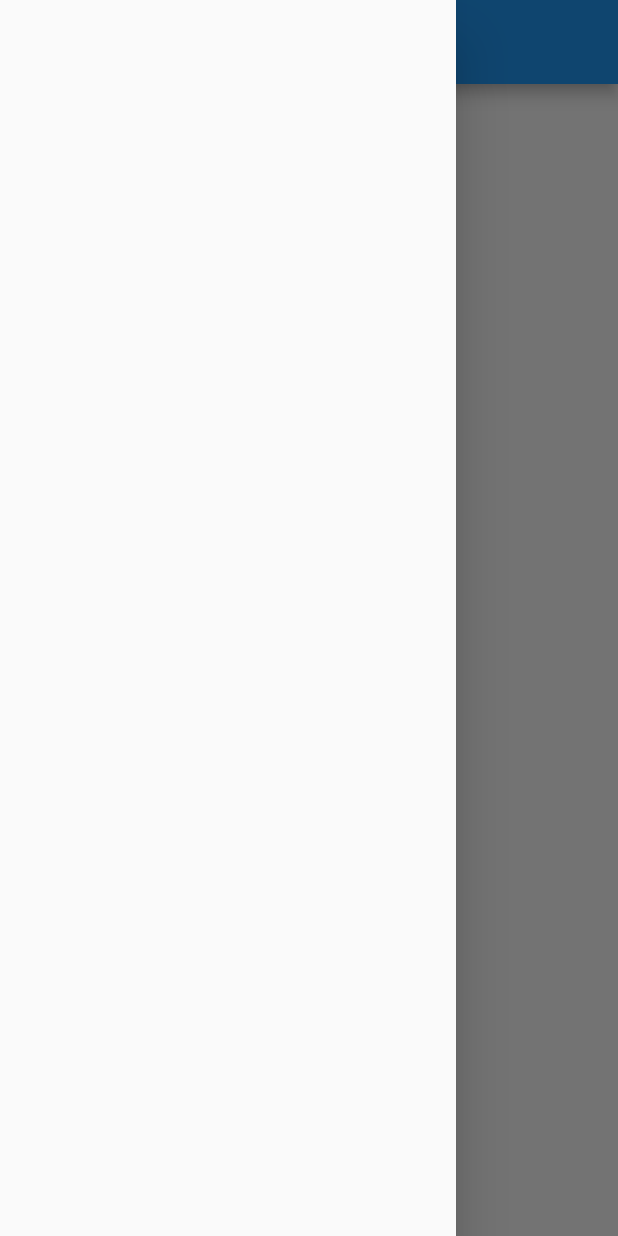
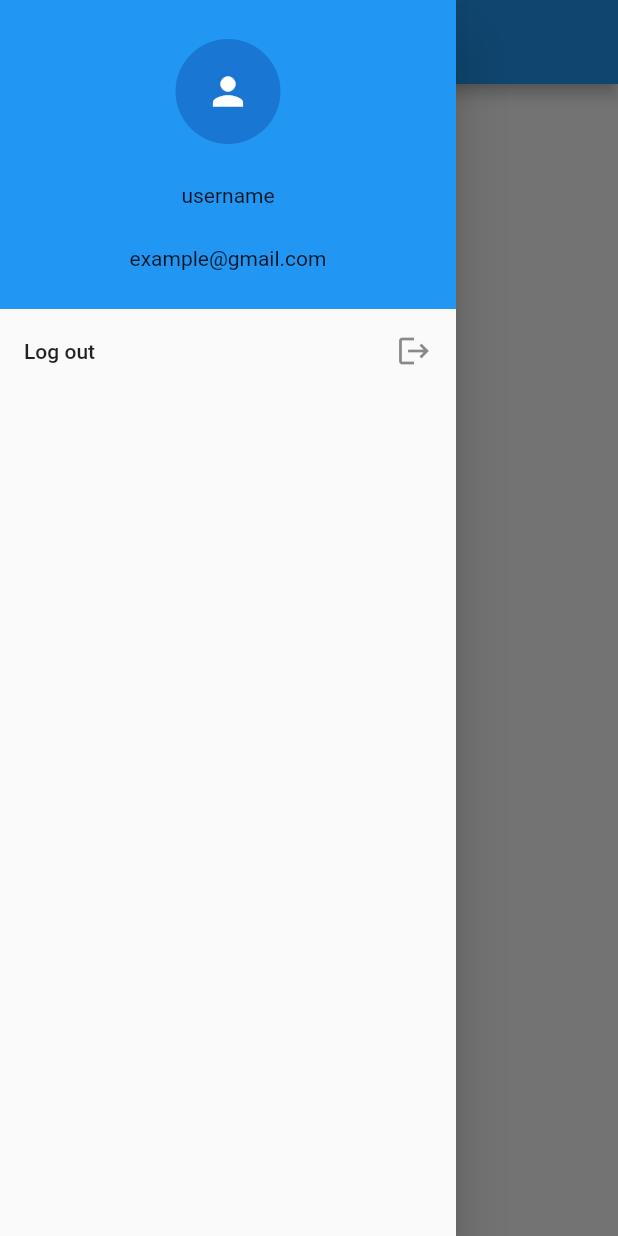
Before and after one commit to Sanjarbek17/adspotter, a Flutter app: the screen it shows after launch, with the side drawer open, on a phone screen of 412 x 824 dp. Run offline on Flutter 3.47's test engine with Material 2 defaults, Android fonts, the phone set to English and light mode, and no system bars; our stand-ins replace firebase_core; accounts and stored records are empty.

Commit message:
drawer and userinfo

```diff
--- a/lib/screens/map_page/map_page.dart
+++ b/lib/screens/map_page/map_page.dart
@@ -1,3 +1,4 @@
+import 'package:adspotter/screens/map_page/subdir/widgets/drawer.dart';
 import 'package:flutter/material.dart';
 
 class MapPage extends StatefulWidget {
@@ -10,8 +11,12 @@ class MapPage extends StatefulWidget {
 class _MapPageState extends State<MapPage> {
   @override
   Widget build(BuildContext context) {
+    final width = MediaQuery.of(context).size.width;
+    final height = MediaQuery.of(context).size.height;
     return Scaffold(
-      drawer: Drawer(),
+      drawer: Drawer(
+        child: DrawerWidget(height: height, width: width),
+      ),
       appBar: AppBar(
         title: Text('AdSptter'),
       ),
--- a/lib/screens/map_page/subdir/widgets/drawer.dart
+++ b/lib/screens/map_page/subdir/widgets/drawer.dart
@@ -1,7 +1,39 @@
 import 'package:flutter/material.dart';
 
-Drawer mainDrawer = Drawer(
-  child: Column(
-    children: [],
-  ),
-);
+class DrawerWidget extends StatelessWidget {
+  double width;
+  double height;
+  DrawerWidget({super.key, required this.height, required this.width});
+
+  @override
+  Widget build(BuildContext context) {
+    return Column(
+      children: [
+        Container(
+          height: height * 0.25,
+          color: Colors.blue,
+          alignment: Alignment.center,
+          child: Column(
+            mainAxisAlignment: MainAxisAlignment.spaceEvenly,
+            children: const [
+              CircleAvatar(
+                radius: 35,
+                child: Icon(
+                  Icons.person,
+                  size: 30,
+                ),
+              ),
+              Text('username'),
+              Text('example@gmail.com'),
+            ],
+          ),
+        ),
+        ListTile(
+          onTap: () {},
+          title: Text('Log out'),
+          trailing: Icon(Icons.logout),
+        )
+      ],
+    );
+  }
+}
```
